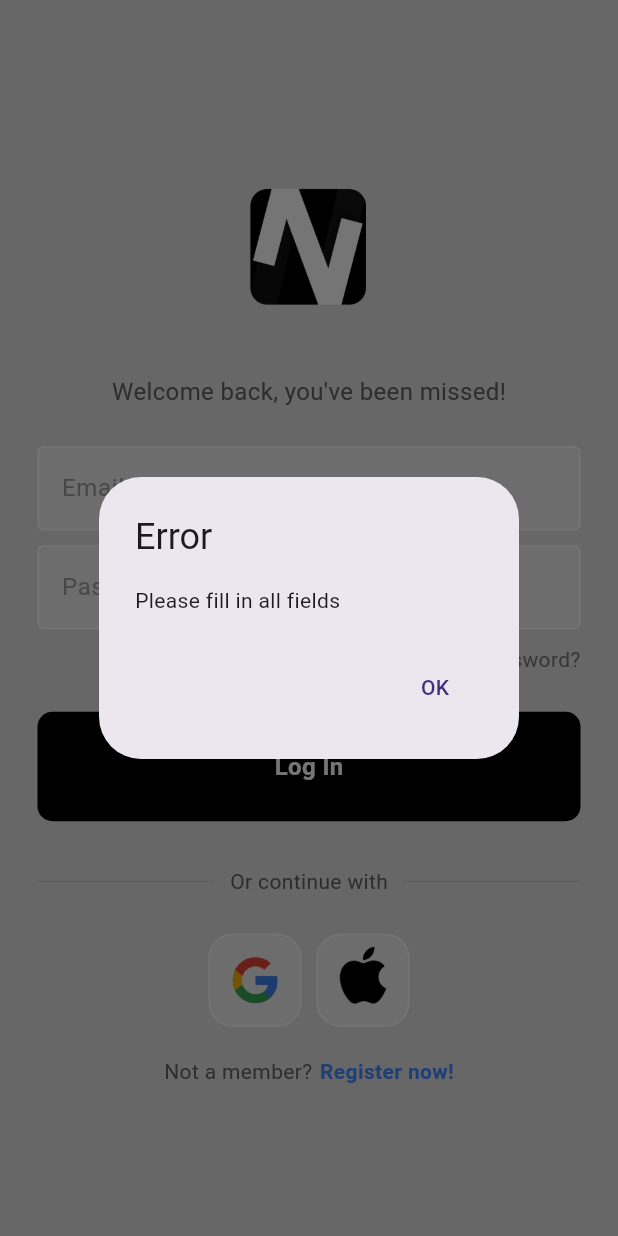
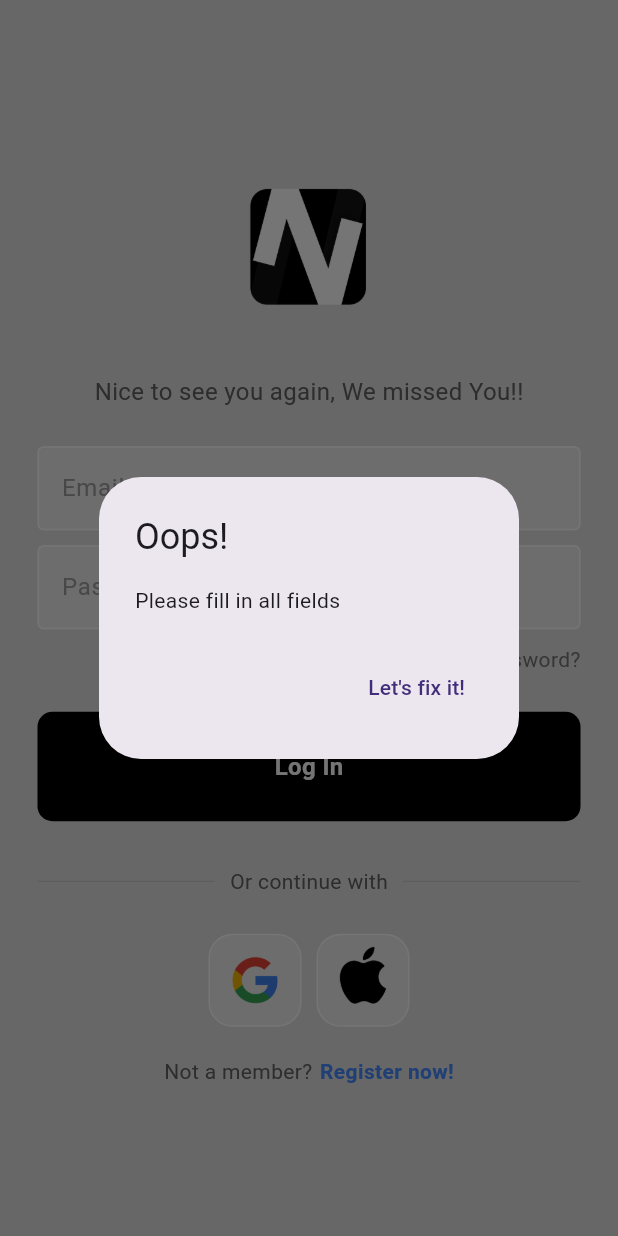
Before and after one commit to savinuonline/narratra, a Flutter app: the LoginPage screen opened by its route, after a tap on "Log In", on a phone screen of 412 x 824 dp. Run offline on Flutter 3.47's test engine with Material 3 defaults, Android fonts, the phone set to English and light mode, and no system bars; our stand-ins replace cloud_firestore, firebase_auth, firebase_core, flutter_svg, font_awesome_flutter, google_fonts and 3 more; accounts and stored records are empty.

Commit message:
Update Gradle configurations, fixed the non-navigation of the login page and remove login/register page, and enhance Firebase integration

```diff
--- a/lib/pages/login_page.dart
+++ b/lib/pages/login_page.dart
@@ -4,6 +4,7 @@
 import 'package:frontend/components/my_textfield.dart';
 import 'package:frontend/components/squre_tile.dart';
 import 'package:frontend/services/auth_service.dart';
+import 'package:cloud_firestore/cloud_firestore.dart';
 
 class LoginPage extends StatefulWidget {
   final Function()? onTap;
@@ -17,86 +18,173 @@
   // text editing controllers
   final emailController = TextEditingController();
   final passwordController = TextEditingController();
+  final _authService = AuthService();
+  bool _isLoading = false;
 
-  //sign user in method
-  void signUserIn() async {
-    // Validate inputs
-    if (emailController.text.isEmpty || passwordController.text.isEmpty) {
-      showErrorMessage('Please fill in all fields');
-      return;
-    }
-
-    //show loading circle
+  void showSuccessMessage() {
     showDialog(
       context: context,
       barrierDismissible: false,
       builder: (context) {
-        return const Center(child: CircularProgressIndicator());
+        return Dialog(
+          shape: RoundedRectangleBorder(
+            borderRadius: BorderRadius.circular(20),
+          ),
+          child: Container(
+            padding: const EdgeInsets.all(20),
+            decoration: BoxDecoration(
+              color: Colors.white,
+              borderRadius: BorderRadius.circular(20),
+            ),
+            child: Column(
+              mainAxisSize: MainAxisSize.min,
+              children: [
+                const Icon(Icons.check_circle, color: Colors.green, size: 50),
+                const SizedBox(height: 20),
+                const Text(
+                  'Welcome Back!',
+                  style: TextStyle(fontSize: 24, fontWeight: FontWeight.bold),
+                ),
+                const SizedBox(height: 10),
+                const Text(
+                  'Successfully logged in',
+                  style: TextStyle(fontSize: 16),
+                ),
+                const SizedBox(height: 20),
+                ElevatedButton(
+                  onPressed: () => Navigator.pop(context),
+                  child: const Text('Continue'),
+                ),
+              ],
+            ),
+          ),
+        );
       },
     );
-
-    try {
-      // Sign in with email and password
-      await FirebaseAuth.instance.signInWithEmailAndPassword(
-        email: emailController.text.trim(),
-        password: passwordController.text.trim(),
-      );
-
-      // Pop loading circle if successful
-      if (context.mounted) {
-        Navigator.pop(context);
-      }
-    } on FirebaseAuthException catch (e) {
-      // Pop loading circle
-      if (context.mounted) {
-        Navigator.pop(context);
   }
 
-      if (e.code == 'user-not-found') {
-        // Show dialog asking if they want to register
-        if (context.mounted) {
+  void showNoAccountDialog() {
     showDialog(
       context: context,
       builder: (context) {
         return AlertDialog(
-                title: const Text('Account Not Found'),
+          title: const Text('No Account Found'),
           content: const Text(
-                  'No account found under that email! Would you like to register?',
+            'There\'s no account associated with this email. Would you like to join us?',
           ),
           actions: [
             TextButton(
-                    onPressed: () {
-                      Navigator.pop(context);
-                    },
+              onPressed: () => Navigator.pop(context),
               child: const Text('Cancel'),
             ),
             TextButton(
               onPressed: () {
                 Navigator.pop(context);
-                      widget.onTap?.call(); // Switch to registration page
+                widget.onTap?.call();
               },
-                    child: const Text('Register'),
+              child: const Text('Sign Up'),
             ),
           ],
         );
       },
     );
   }
-      } else if (e.code == 'wrong-password') {
-        showErrorMessage('Incorrect password');
-      } else if (e.code == 'invalid-email') {
-        showErrorMessage('Invalid email format');
-      } else if (e.code == 'user-disabled') {
-        showErrorMessage('This account has been disabled');
+
+  //sign user in method
+  void signUserIn() async {
+    if (emailController.text.isEmpty || passwordController.text.isEmpty) {
+      showErrorMessage('Please fill in all fields');
+      return;
+    }
+
+    if (!emailController.text.contains('@')) {
+      showErrorMessage('Please enter a valid email address');
+      return;
+    }
+
+    setState(() {
+      _isLoading = true;
+    });
+
+    try {
+      final result = await _authService.signInWithEmailAndPassword(
+        emailController.text.trim(),
+        passwordController.text.trim(),
+      );
+
+      if (result != null && mounted) {
+        showSuccessMessage();
+
+        // Check if user has completed registration
+        final userDoc =
+            await FirebaseFirestore.instance
+                .collection('Users')
+                .doc(result.user!.uid)
+                .get();
+
+        if (userDoc.exists) {
+          final userData = userDoc.data() as Map<String, dynamic>;
+          final preferences = userData['preferences'] as List<dynamic>?;
+
+          if (preferences == null || preferences.isEmpty) {
+            // Navigate to preferences selection if not set
+            Navigator.pushReplacementNamed(
+              context,
+              '/preferences',
+              arguments: {'uid': result.user!.uid},
+            );
           } else {
-        showErrorMessage('An error occurred while signing in: ${e.message}');
+            // Navigate to main screen if preferences are set
+            Navigator.pushReplacementNamed(context, '/main');
+          }
+        } else {
+          showErrorMessage('User data not found. Please try again.');
+        }
+      } else if (mounted) {
+        // Check if the email exists in Firebase Auth
+        try {
+          await FirebaseAuth.instance.fetchSignInMethodsForEmail(
+            emailController.text.trim(),
+          );
+          showErrorMessage('Invalid password. Please try again.');
+        } catch (e) {
+          showNoAccountDialog();
+        }
+      }
+    } on FirebaseAuthException catch (e) {
+      if (mounted) {
+        String message = 'An error occurred during sign in.';
+        switch (e.code) {
+          case 'user-not-found':
+            showNoAccountDialog();
+            return;
+          case 'wrong-password':
+            message = 'Wrong password provided.';
+            break;
+          case 'invalid-email':
+            message = 'Invalid email address.';
+            break;
+          case 'user-disabled':
+            message = 'This account has been disabled.';
+            break;
+          case 'too-many-requests':
+            message = 'Too many attempts. Please try again later.';
+            break;
+          default:
+            message = e.message ?? 'An unexpected error occurred.';
+        }
+        showErrorMessage(message);
       }
     } catch (e) {
-      // Pop loading circle
-      if (context.mounted) {
-        Navigator.pop(context);
+      if (mounted) {
+        showErrorMessage('An unexpected error occurred: $e');
       }
-      showErrorMessage('An unexpected error occurred: $e');
+    } finally {
+      if (mounted) {
+        setState(() {
+          _isLoading = false;
+        });
+      }
     }
   }
 
@@ -105,12 +193,12 @@
       context: context,
       builder: (context) {
         return AlertDialog(
-          title: const Text('Error'),
+          title: const Text('Oops!'),
           content: Text(message),
           actions: [
             TextButton(
               onPressed: () => Navigator.pop(context),
-              child: const Text('OK'),
+              child: const Text('Let\'s fix it!'),
             ),
           ],
         );
@@ -135,7 +223,7 @@
                 const SizedBox(height: 35),
                 //welcome back
                 Text(
-                  'Welcome back, you\'ve been missed!',
+                  'Nice to see you again, We missed You!!',
                   style: TextStyle(color: Colors.grey[700], fontSize: 16),
                 ),
 
@@ -174,7 +262,10 @@
 
                 const SizedBox(height: 25),
                 //sign in button
-                MyButton(text: "Log In", onTap: signUserIn),
+                MyButton(
+                  text: _isLoading ? "Signing in..." : "Log In",
+                  onTap: _isLoading ? null : signUserIn,
+                ),
 
                 const SizedBox(height: 30),
                 //or continue with
@@ -208,7 +299,41 @@
                   children: [
                     //Google
                     SqureTile(
-                      onTap: () => AuthService().signInWithGoogle(),
+                      onTap: () async {
+                        final result = await AuthService().signInWithGoogle();
+                        if (result != null && mounted) {
+                          // Check if user has completed registration
+                          final userDoc =
+                              await FirebaseFirestore.instance
+                                  .collection('Users')
+                                  .doc(result.user!.uid)
+                                  .get();
+
+                          if (userDoc.exists) {
+                            final userData =
+                                userDoc.data() as Map<String, dynamic>;
+                            final preferences =
+                                userData['preferences'] as List<dynamic>?;
+
+                            if (preferences == null || preferences.isEmpty) {
+                              // Navigate to preferences selection if not set
+                              Navigator.pushReplacementNamed(
+                                context,
+                                '/preferences',
+                                arguments: {'uid': result.user!.uid},
+                              );
+                            } else {
+                              // Navigate to main screen if preferences are set
+                              Navigator.pushReplacementNamed(context, '/main');
+                            }
+                          } else {
+                            // If user document doesn't exist, show error
+                            showErrorMessage(
+                              'User data not found. Please try again.',
+                            );
+                          }
+                        }
+                      },
                       imagePath: 'lib/images/GoogleLogo.png',
                     ),
 
--- a/lib/pages/main_screen.dart
+++ b/lib/pages/main_screen.dart
@@ -149,7 +149,9 @@
                                       shape: BoxShape.circle,
                                       color:
                                           isSelected
-                                              ? const Color(0xff3dc2ec).withOpacity(0.1)
+                                              ? const Color(
+                                                0xff3dc2ec,
+                                              ).withOpacity(0.1)
                                               : Colors.transparent,
                                     ),
                                     child: SizedBox(
```
Also changed, not shown: lib/main.dart (+0 -12 lines), lib/pages/login_or_register_page.dart (deleted, +0 -31 lines), lib/services/auth_service.dart (+104 -4 lines), 4 other files. Lines whose indentation alone changed are shown as unchanged.
